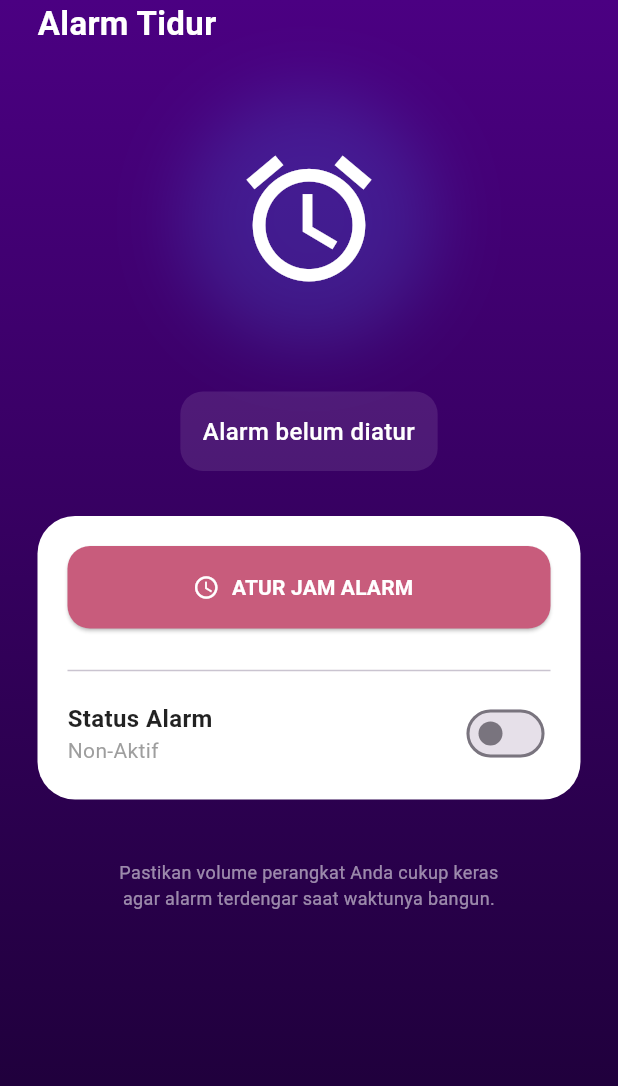
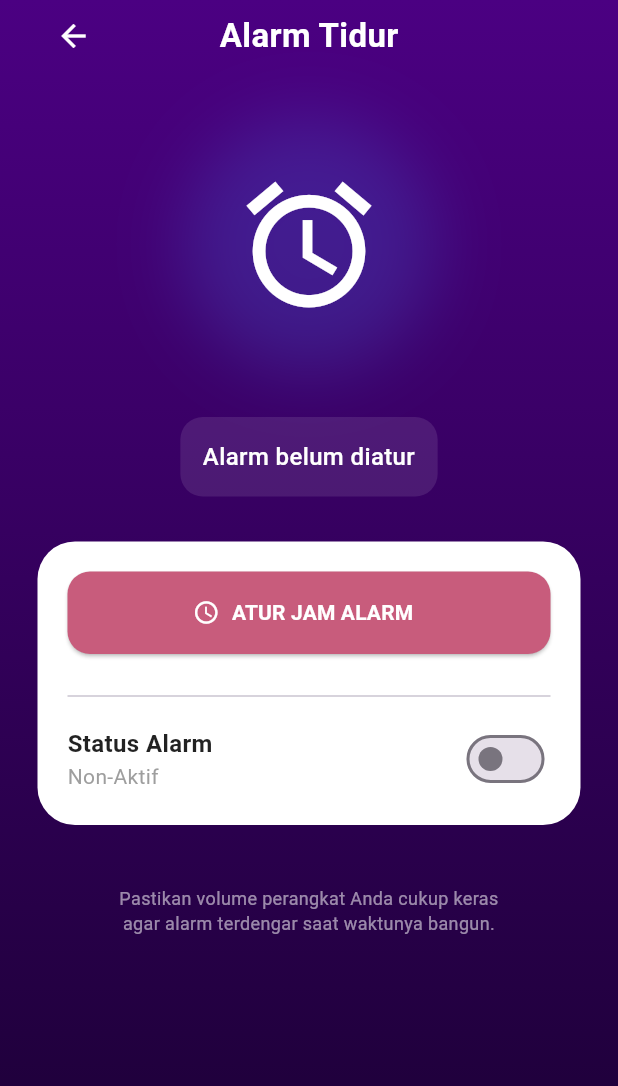
Before and after one commit to ardhidwi/Tugas-Ri, a Flutter app: the AlarmTidurView screen opened by its route, on a phone screen of 412 x 824 dp. Shown: the top 1086 px of the screen. Run offline on Flutter 3.47's test engine with Material 3 defaults, Android fonts, the phone set to English and light mode, and no system bars; our stand-ins replace audioplayers, cloud_firestore, firebase_analytics, firebase_auth, firebase_core, fl_chart and 3 more; missing offline and left inert: android_alarm_manager_plus, workmanager; accounts and stored records are empty.

Commit message:
fix back button alarm

```diff
--- a/lib/modules/alarm_tidur/views/alarm_tidur_view.dart
+++ b/lib/modules/alarm_tidur/views/alarm_tidur_view.dart
@@ -37,10 +37,10 @@ class AlarmTidurView extends GetView<AlarmTidurController> {
                   Row(
                     mainAxisAlignment: MainAxisAlignment.spaceBetween,
                     children: [
-                      // IconButton(
-                      //   icon: const Icon(Icons.arrow_back, color: Colors.white),
-                      //   onPressed: () => Get.back(),
-                      // ),
+                      IconButton(
+                        icon: const Icon(Icons.arrow_back, color: Colors.white),
+                        onPressed: () => Get.back(),
+                      ),
                       const Text(
                         "Alarm Tidur",
                         style: TextStyle(
```
